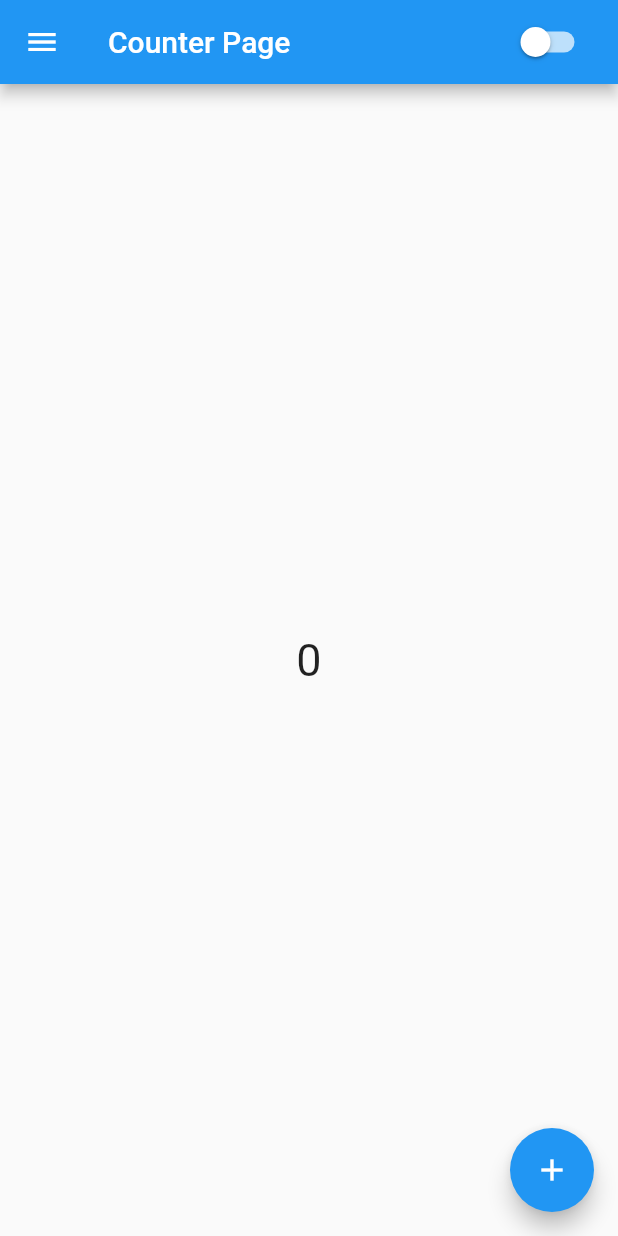
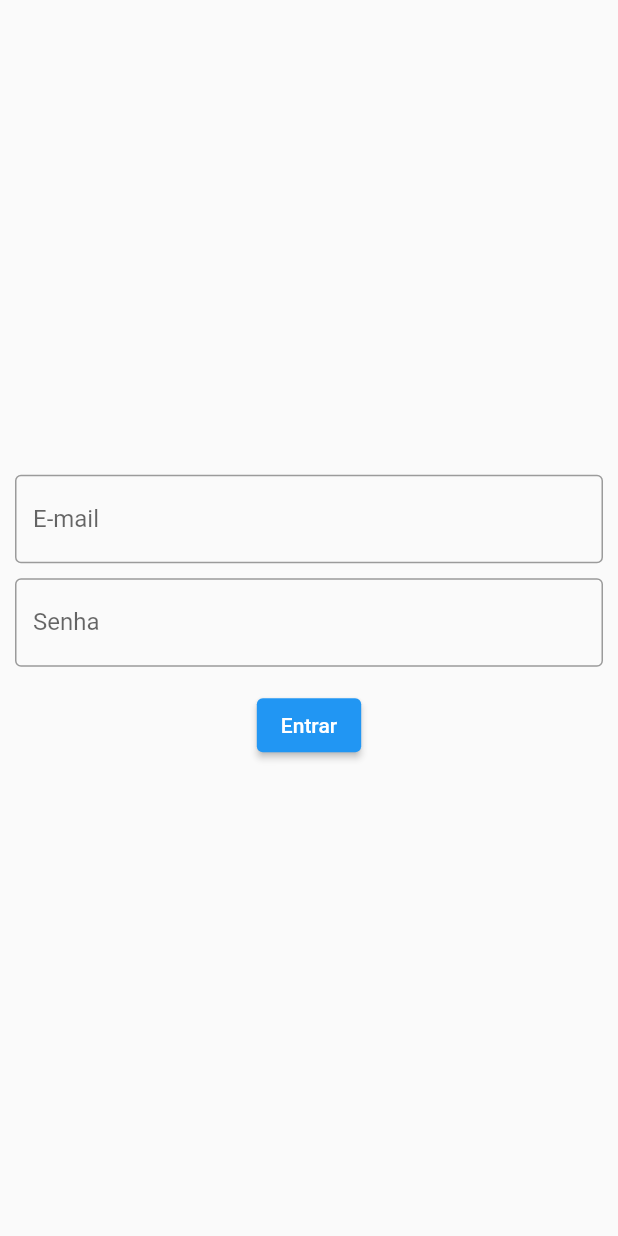
Before and after one commit to GkIgor/counter-flutter, a Flutter app: the screen it shows after launch, on a phone screen of 412 x 824 dp. Run offline on Flutter 3.47's test engine with Material 3 defaults, Android fonts, the phone set to English and light mode, and no system bars.

Commit message:
adicionando tela de login com navegação

```diff
--- a/lib/app_widget.dart
+++ b/lib/app_widget.dart
@@ -1,5 +1,6 @@
 import 'package:flutter/material.dart';
 import 'package:myapp/home_page.dart';
+import 'package:myapp/pages/login_page.dart';
 import 'package:myapp/widgets/states/theme_state.dart';
 
 class AppWidget extends StatelessWidget {
@@ -20,7 +21,7 @@ class AppWidget extends StatelessWidget {
               visualDensity: VisualDensity.adaptivePlatformDensity,
             ),
             debugShowCheckedModeBanner: false,
-            home: const HomePage(),
+            home: const LoginPage(),
           );
         });
   }
--- /dev/null
+++ b/lib/pages/login_page.dart
@@ -0,0 +1,100 @@
+import 'dart:developer';
+
+import 'package:flutter/material.dart';
+import 'package:myapp/home_page.dart';
+
+class LoginPage extends StatefulWidget {
+  const LoginPage({super.key});
+
+  @override
+  State<LoginPage> createState() => _LoginPageState();
+}
+
+class _LoginPageState extends State<LoginPage> {
+  String email = '';
+  String password = '';
+
+  final emailController = TextEditingController();
+  final passwordController = TextEditingController();
+
+  @override
+  void initState() {
+    super.initState();
+    emailController.addListener(() {
+      setState(() {
+        email = emailController.text;
+      });
+    });
+    passwordController.addListener(() {
+      setState(() {
+        password = passwordController.text;
+      });
+    });
+    log('init');
+  }
+
+  @override
+  void dispose() {
+    emailController.dispose();
+    passwordController.dispose();
+    super.dispose();
+  }
+
+  @override
+  Widget build(BuildContext context) {
+    return Scaffold(
+      body: SingleChildScrollView(
+        child: SizedBox(
+          width: MediaQuery.of(context).size.width,
+          height: MediaQuery.of(context).size.height,
+          child: Padding(
+            padding: const EdgeInsets.all(10.0),
+            child: Column(
+              mainAxisAlignment: MainAxisAlignment.center,
+              children: [
+                TextField(
+                  keyboardType: TextInputType.emailAddress,
+                  decoration: const InputDecoration(
+                    labelText: 'E-mail',
+                    border: OutlineInputBorder(),
+                  ),
+                  controller: emailController,
+                ),
+                const SizedBox(height: 10),
+                TextField(
+                  obscureText: false,
+                  decoration: const InputDecoration(
+                    labelText: 'Senha',
+                    border: OutlineInputBorder(),
+                  ),
+                  controller: passwordController,
+                ),
+                const SizedBox(height: 15),
+                ElevatedButton(
+                  onPressed: () {
+                    print("Usuario: $email - Senha: $password");
+
+                    if (email == "Admin" && password == "Admin") {
+                      Navigator.of(context).pushReplacement(
+                        MaterialPageRoute(
+                          builder: (context) => const HomePage(),
+                        ),
+                      );
+                    } else {
+                      ScaffoldMessenger.of(context).showSnackBar(
+                        const SnackBar(
+                          content: Text('Usuário ou senha inválidos'),
+                        ),
+                      );
+                    }
+                  },
+                  child: const Text('Entrar'),
+                ),
+              ],
+            ),
+          ),
+        ),
+      ),
+    );
+  }
+}
```
